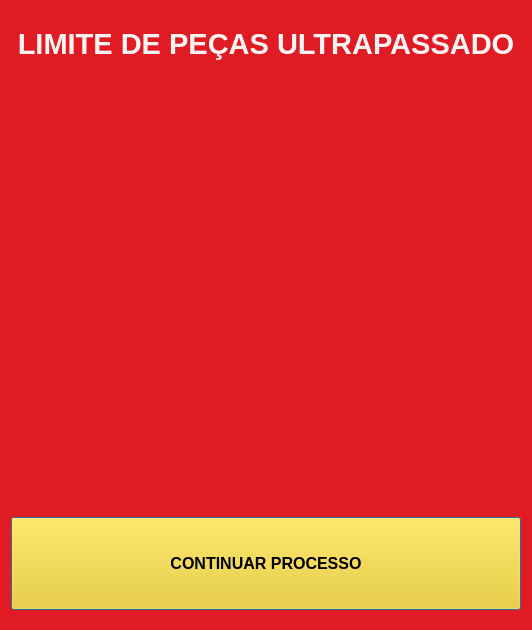
Old version of the form src/IHM/src/view/limit_exceed_screen/limit_exceed_screen.ui in the repository JoaoPedroMarimon/ins_test.
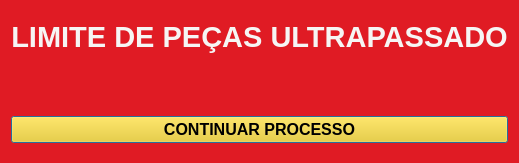
New version of the form. Icons and pictures are not drawn.

Commit message: reducing the size o limit screen

```diff
--- a/src/IHM/src/view/limit_exceed_screen/limit_exceed_screen.ui
+++ b/src/IHM/src/view/limit_exceed_screen/limit_exceed_screen.ui
@@ -2,14 +2,6 @@
 <ui version="4.0">
  <class>Dialog</class>
  <widget class="QDialog" name="Dialog">
-  <property name="geometry">
-   <rect>
-    <x>0</x>
-    <y>0</y>
-    <width>532</width>
-    <height>630</height>
-   </rect>
-  </property>
   <property name="windowTitle">
    <string>Dialog</string>
   </property>
@@ -67,6 +59,9 @@
        <layout class="QHBoxLayout" name="horizontalLayout">
         <item>
          <widget class="QLabel" name="image">
+          <property name="enabled">
+           <bool>true</bool>
+          </property>
           <property name="sizePolicy">
            <sizepolicy hsizetype="Preferred" vsizetype="Preferred">
             <horstretch>0</horstretch>
@@ -75,8 +70,8 @@
           </property>
           <property name="maximumSize">
            <size>
-            <width>400</width>
-            <height>400</height>
+            <width>200</width>
+            <height>200</height>
            </size>
           </property>
           <property name="text">
@@ -92,7 +87,7 @@
            <bool>false</bool>
           </property>
           <property name="margin">
-           <number>60</number>
+           <number>20</number>
           </property>
           <property name="indent">
            <number>-1</number>
```
Left out of the diff: 2 changed lines with no effect on the pictures. The commit also changes 1 other file.
